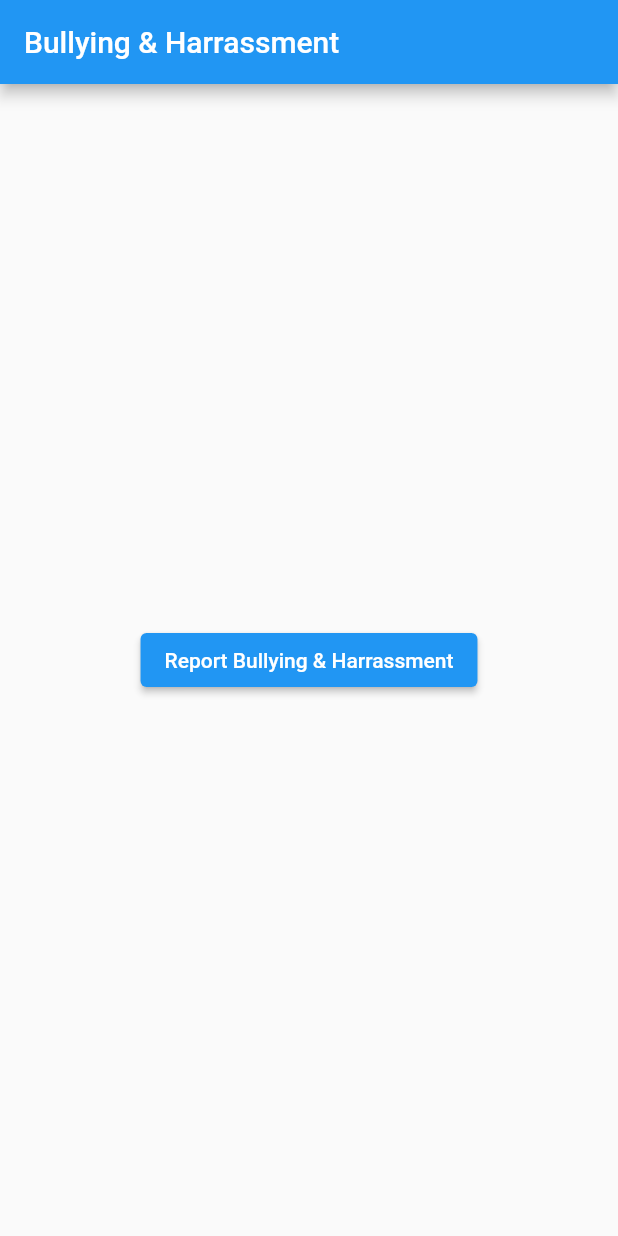
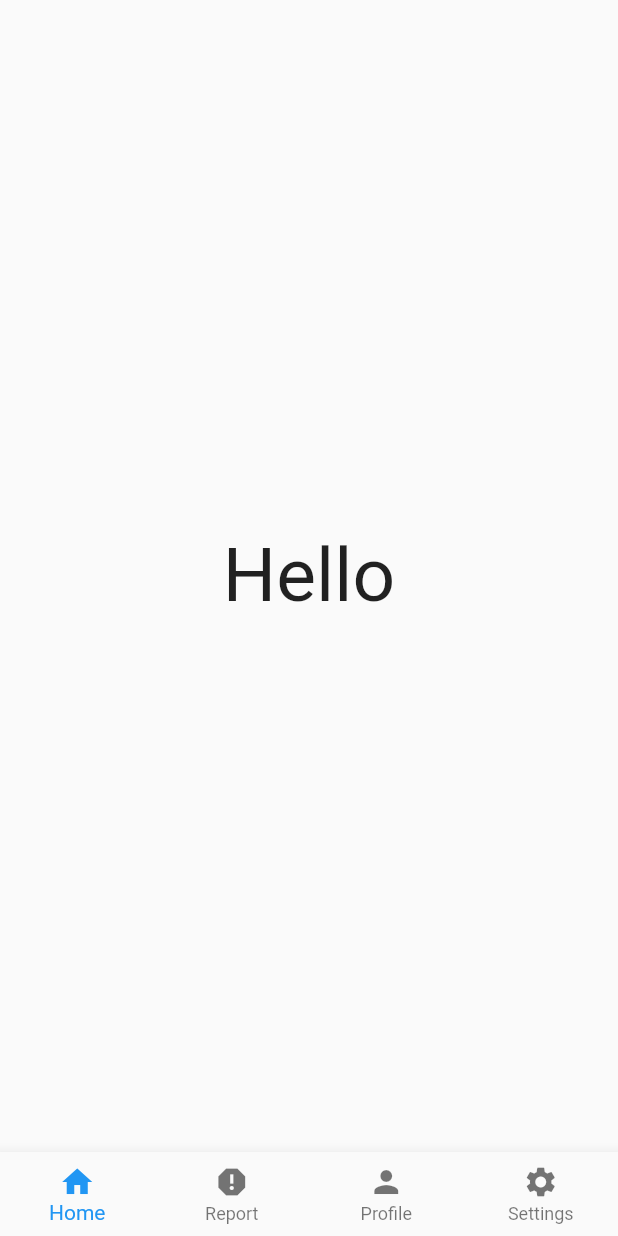
Before and after one commit to Saownie/nhs-wellbeing-frontend, a Flutter app: the screen it shows after launch, on a phone screen of 412 x 824 dp. Run offline on Flutter 3.47's test engine with Material 2 defaults, Android fonts, the phone set to English and light mode, and no system bars.

Commit message:
bottomNavBAr updated

```diff
--- /dev/null
+++ b/lib/components/bottomNavbar.dart
@@ -0,0 +1,48 @@
+// ignore_for_file: prefer_const_constructors, prefer_const_literals_to_create_immutables
+
+import 'package:flutter/material.dart';
+
+class bottomNavBar extends StatefulWidget {
+  const bottomNavBar({super.key});
+
+
+
+  @override
+  State<bottomNavBar> createState() => _bottomNavBarState();
+}
+
+class _bottomNavBarState extends State<bottomNavBar> {
+  int selectedIndex=0;
+
+  void navigateBottomBar(int index){
+    setState(() {
+      selectedIndex=index;
+    });
+  }
+
+  @override
+  Widget build(BuildContext context) {
+    // ignore: prefer_const_constructors
+    return Scaffold(
+      body: Center(
+        child:Text("Hello",
+        style: TextStyle(fontSize:50)
+
+        ),
+    ),
+     bottomNavigationBar: BottomNavigationBar(
+      currentIndex: selectedIndex,
+      onTap: navigateBottomBar,
+     type: BottomNavigationBarType.fixed,
+      items:[
+        BottomNavigationBarItem(icon: Icon(Icons.home),label: "Home"),
+        BottomNavigationBarItem(icon: Icon(Icons.report),label: "Report"),
+        BottomNavigationBarItem(icon: Icon(Icons.person),label: "Profile"),
+        BottomNavigationBarItem(icon: Icon(Icons.settings),label: "Settings"),
+
+      ],
+
+      ),
+    );
+  }
+}
--- a/lib/main.dart
+++ b/lib/main.dart
@@ -1,4 +1,5 @@
 import 'package:flutter/material.dart';
+import 'package:wellbeingfrontend/components/bottomNavbar.dart';
 import 'package:wellbeingfrontend/pages/reportPage.dart';
 
 void main() {
@@ -12,7 +13,8 @@ class MyApp extends StatelessWidget {
   Widget build(BuildContext context) {
     return const MaterialApp(
       debugShowCheckedModeBanner: false,
-      home: ReportPage(),
+      home: bottomNavBar(),
+
     );
   }
 }
```
Also changed, not shown: 3 other files.
